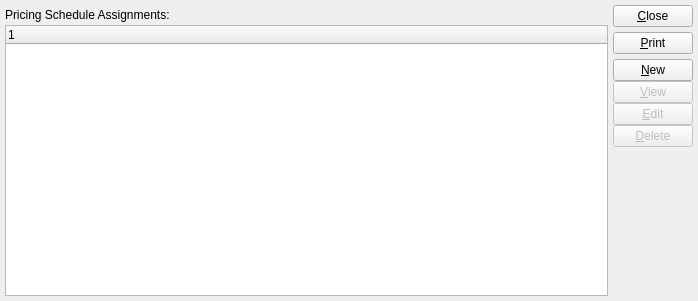
First picture: the form in guiclient/pricingScheduleAssignments.ui, repository Pegasus-RPG/xtuple-client, before the edit.
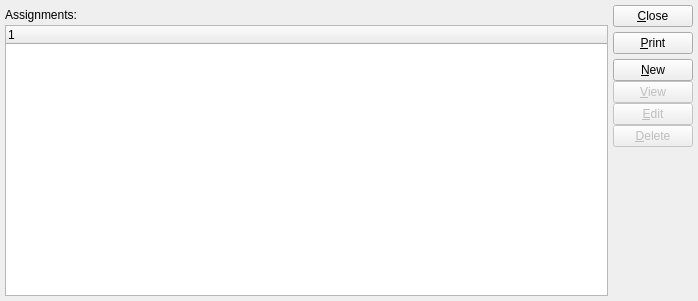
Second picture: the form after the edit. Custom widgets are drawn as their Qt base class.

The edit to the form file:
```diff
--- a/guiclient/pricingScheduleAssignments.ui
+++ b/guiclient/pricingScheduleAssignments.ui
@@ -44,7 +44,7 @@
         </size>
        </property>
        <property name="text">
-        <string>Pricing Schedule Assignments:</string>
+        <string>Assignments:</string>
        </property>
       </widget>
      </item>
```
Left out of the diff: 2 changed lines with no effect on the pictures.
